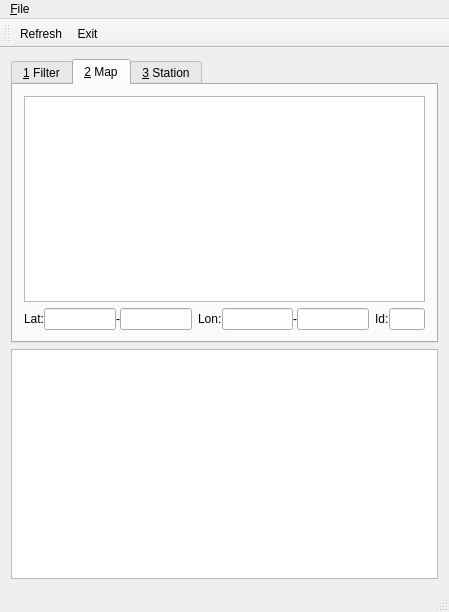
ARPA-SIMC/provami, file provamimainwindow.ui: the form before one commit.
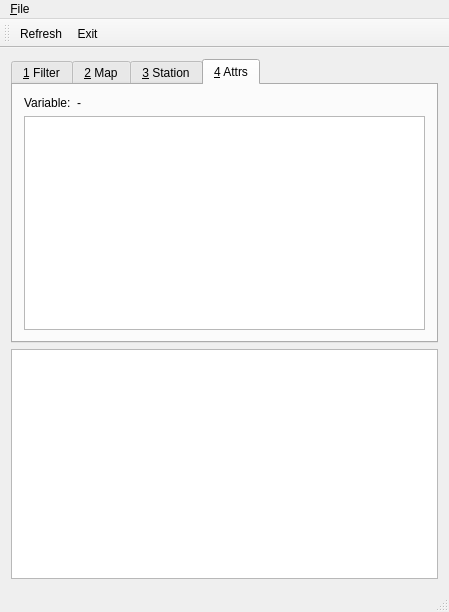
The form after the commit. The open tabs and pages were chosen to show the change. Custom widgets are drawn as their Qt base class.

What changed in the file:
```diff
--- a/provamimainwindow.ui
+++ b/provamimainwindow.ui
@@ -292,6 +292,34 @@
         </item>
        </layout>
       </widget>
+      <widget class="QWidget" name="tab">
+       <attribute name="title">
+        <string>&amp;4 Attrs</string>
+       </attribute>
+       <layout class="QVBoxLayout" name="verticalLayout_7">
+        <item>
+         <layout class="QFormLayout" name="formLayout_3">
+          <item row="0" column="0">
+           <widget class="QLabel" name="label_15">
+            <property name="text">
+             <string>Variable:</string>
+            </property>
+           </widget>
+          </item>
+          <item row="0" column="1">
+           <widget class="QLabel" name="attr_var">
+            <property name="text">
+             <string>-</string>
+            </property>
+           </widget>
+          </item>
+         </layout>
+        </item>
+        <item>
+         <widget class="QTableView" name="tableView"/>
+        </item>
+       </layout>
+      </widget>
      </widget>
     </item>
     <item>
```
Left out of the diff: 42 changed lines with no effect on the pictures.
